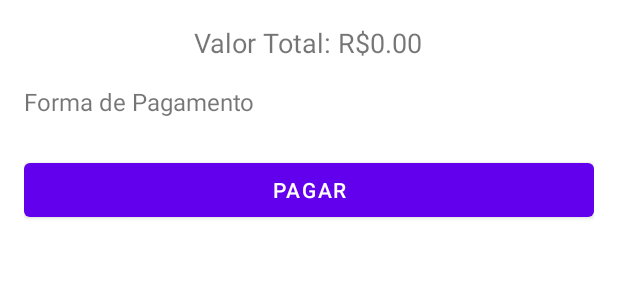
After one commit to art2202/jump-park-challenger, an Android app: the layout dialog_checkout.xml on its own in the app's theme, with its tools: preview values and no code run, on a phone screen of 412 x 824 dp. The commit adds this screen. Shown: the top 300 px of the screen. Run offline under Robolectric (Android 15) with nearby library versions, the phone set to English and light mode, and no system bars.

Commit message:
feat: show dialog paymentMethod

```diff
--- a/app/src/main/java/com/example/jumpparkchallenger/domain/repository/CheckOutRepository.kt
+++ b/app/src/main/java/com/example/jumpparkchallenger/domain/repository/CheckOutRepository.kt
@@ -1,8 +1,11 @@
 package com.example.jumpparkchallenger.domain.repository
 
 import com.example.jumpparkchallenger.domain.entities.Vehicle
+import com.example.jumpparkchallenger.domain.entities.home.PaymentMethod
 
 interface CheckOutRepository {
 
+    suspend fun getPaymentsMethod() : List<PaymentMethod>
+
     fun calculateValue(vehicle: Vehicle) : Pair<Int, Double>
 }
--- /dev/null
+++ b/app/src/main/res/layout/dialog_checkout.xml
@@ -0,0 +1,40 @@
+<?xml version="1.0" encoding="utf-8"?>
+<LinearLayout
+    xmlns:android="http://schemas.android.com/apk/res/android"
+    android:layout_width="match_parent"
+    android:layout_height="wrap_content"
+    android:orientation="vertical"
+    android:padding="16dp">
+
+    <TextView
+        android:id="@+id/txt_total_value"
+        android:layout_width="wrap_content"
+        android:layout_height="wrap_content"
+        android:text="Valor Total: R$0.00"
+        android:textSize="18sp"
+        android:layout_gravity="center"/>
+
+    <TextView
+        android:layout_width="wrap_content"
+        android:layout_height="wrap_content"
+        android:text="Forma de Pagamento"
+        android:layout_marginTop="16dp"
+        android:textSize="16sp"/>
+
+    <RadioGroup
+        android:id="@+id/radio_group_payment_methods"
+        android:layout_width="match_parent"
+        android:layout_height="wrap_content"
+        android:layout_marginTop="8dp"
+        android:orientation="vertical">
+        <!-- RadioButtons das formas de pagamento serão adicionados dinamicamente aqui -->
+    </RadioGroup>
+
+    <Button
+        android:id="@+id/btn_pay"
+        android:layout_width="match_parent"
+        android:layout_height="wrap_content"
+        android:layout_marginTop="16dp"
+        android:text="Pagar"/>
+
+</LinearLayout>
```
Also changed, not shown: app/src/main/java/com/example/jumpparkchallenger/core/utils/KoinDependencys.kt (+7 -2 lines), app/src/main/java/com/example/jumpparkchallenger/data/data_source/checkout/CheckOutDataSource.kt (added, +8 -0 lines), app/src/main/java/com/example/jumpparkchallenger/data/data_source/checkout/CheckOutDataSourceImpl.kt (added, +10 -0 lines), app/src/main/java/com/example/jumpparkchallenger/data/repository/CheckOutRepositoryImpl.kt (+14 -1 lines), app/src/main/java/com/example/jumpparkchallenger/domain/usecases/GetPaymentsMethod.kt (added, +10 -0 lines), app/src/main/java/com/example/jumpparkchallenger/presentation/checkout/CheckOutActivity.kt (+64 -4 lines), app/src/main/java/com/example/jumpparkchallenger/presentation/checkout/CheckOutViewModel.kt (+19 -1 lines), app/src/main/res/layout/activity_check_out.xml (+7 -0 lines).
